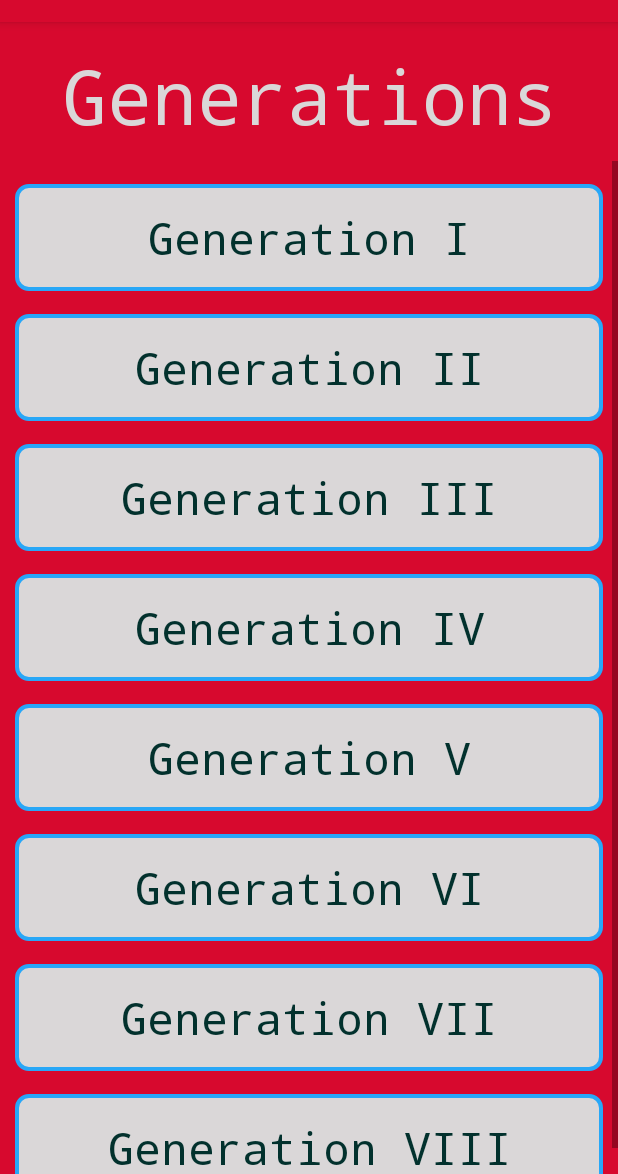
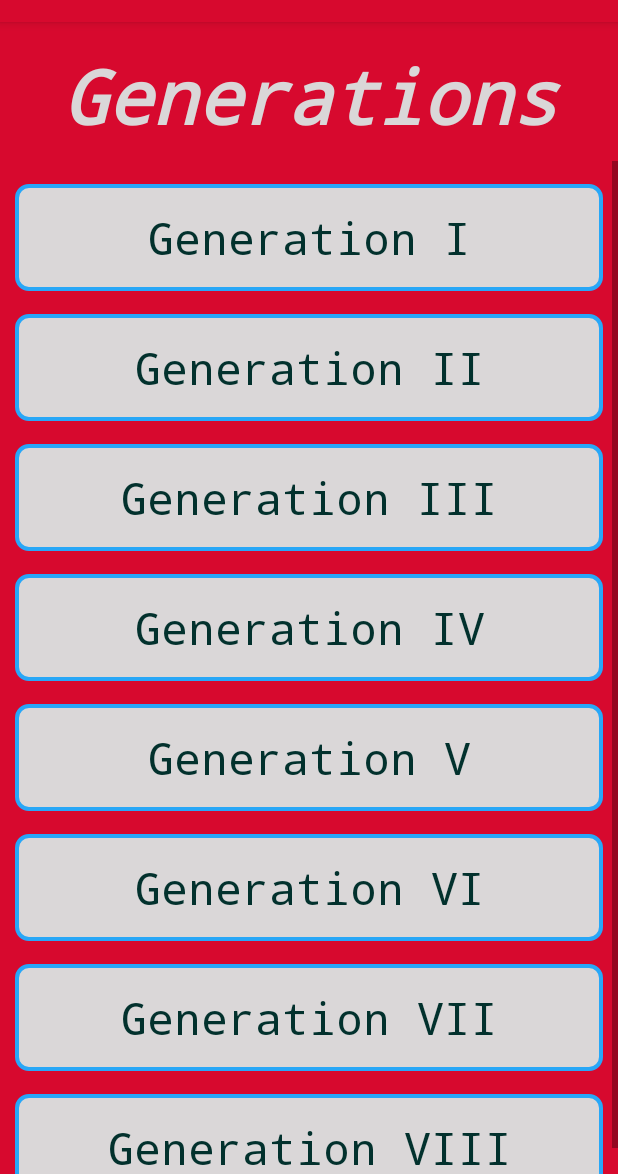
Before and after one commit to osu-cs492-w20/final-project-tamagucci, an Android app: the GenActivity screen opened directly, with no data from a screen before it, on a phone screen of 412 x 824 dp, the part 62-1236 px from its top. Run offline under Robolectric (Android 15) with nearby library versions, the phone set to English and light mode, and no system bars.

Commit message:
Little things.

```diff
--- a/app/src/main/res/layout/activity_gen.xml
+++ b/app/src/main/res/layout/activity_gen.xml
@@ -12,7 +12,7 @@
     <TextView
         android:layout_width="match_parent"
         android:layout_height="wrap_content"
-        android:text="Generations"
+        android:text="@string/Gens"
         android:fontFamily="monospace"
         android:textSize="50sp"
         android:textColor="@color/colorAccent"
--- a/app/src/main/res/layout/activity_type.xml
+++ b/app/src/main/res/layout/activity_type.xml
@@ -12,7 +12,7 @@
     <TextView
         android:layout_width="match_parent"
         android:layout_height="wrap_content"
-        android:text="Types"
+        android:text="@string/Types"
         android:fontFamily="monospace"
         android:textSize="50sp"
         android:textColor="@color/colorAccent"
--- a/app/src/main/res/values/strings.xml
+++ b/app/src/main/res/values/strings.xml
@@ -2,4 +2,6 @@
     <string name="app_name">The Ultimate Dex</string>
     <string name="search_box_hint">Pokemon...</string>
     <string name="search_button_text">GO!</string>
+    <string name="Types"><i><b>Types</b></i></string>
+    <string name="Gens"><i><b>Generations</b></i></string>
 </resources>
```
